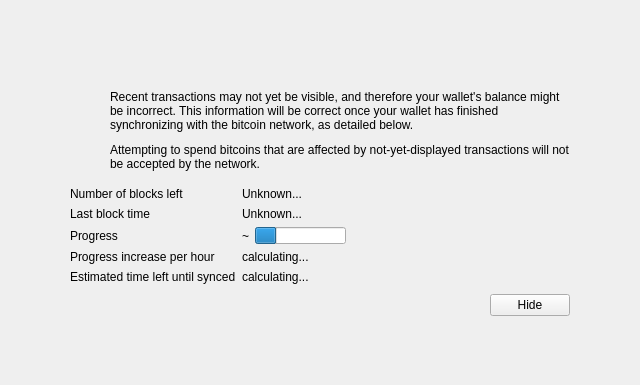
The window that src/qt/forms/modaloverlay.ui (WalkerWaqiOrg/bitcoin-abc) describes before a commit, drawn with Qt 5.
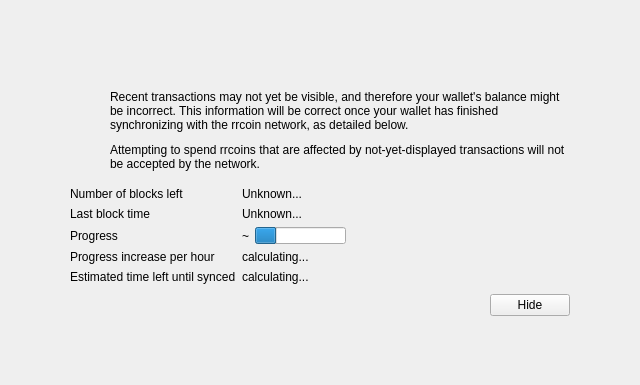
The same window after the commit. Icons and pictures are not drawn. Custom widgets are drawn as their Qt base class.

```diff
--- a/src/qt/forms/modaloverlay.ui
+++ b/src/qt/forms/modaloverlay.ui
@@ -125,7 +125,7 @@
              <item>
               <widget class="QLabel" name="infoText">
                <property name="text">
-                <string>Recent transactions may not yet be visible, and therefore your wallet's balance might be incorrect. This information will be correct once your wallet has finished synchronizing with the bitcoin network, as detailed below.</string>
+                <string>Recent transactions may not yet be visible, and therefore your wallet's balance might be incorrect. This information will be correct once your wallet has finished synchronizing with the rrcoin network, as detailed below.</string>
                </property>
                <property name="textFormat">
                 <enum>Qt::RichText</enum>
@@ -144,7 +144,7 @@
                 </font>
                </property>
                <property name="text">
-                <string>Attempting to spend bitcoins that are affected by not-yet-displayed transactions will not be accepted by the network.</string>
+                <string>Attempting to spend rrcoins that are affected by not-yet-displayed transactions will not be accepted by the network.</string>
                </property>
                <property name="textFormat">
                 <enum>Qt::RichText</enum>
```
